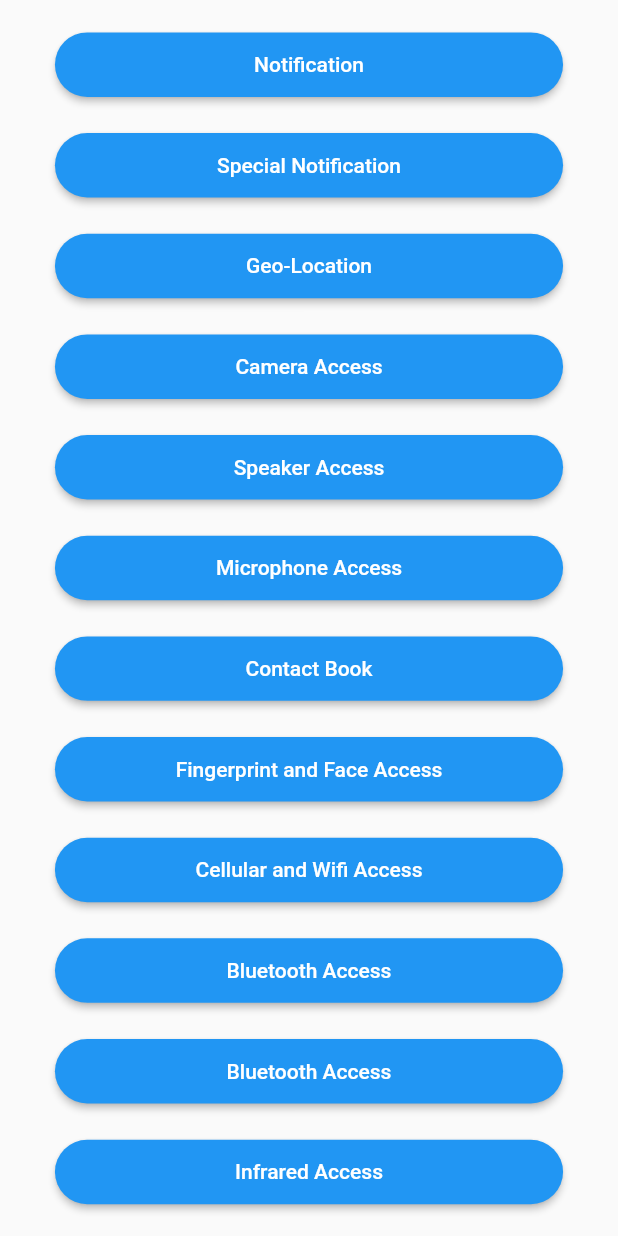
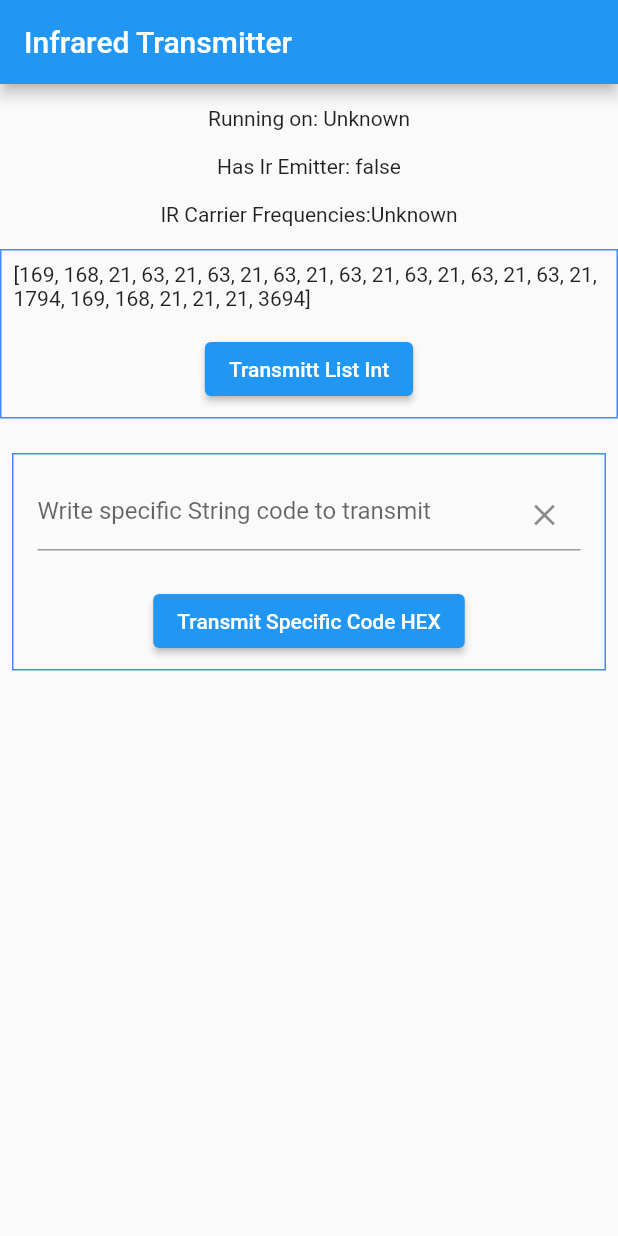
Before and after one commit to fakhrymubarak/flutter-fundamental-features, a Flutter app: the screen it shows after launch, after a tap on "Infrared Access", on a phone screen of 412 x 824 dp. Run offline on Flutter 3.47's test engine with Material 2 defaults, Android fonts, the phone set to English and light mode, and no system bars; our stand-ins replace audioplayers, camera, connectivity, contacts_service, flutter_blue, flutter_local_notifications and 6 more; missing offline and left inert: flutter_sound, flutter_sound_platform_interface, ir_sensor_plugin.

Commit message:
feat: infra red access

```diff
--- a/lib/routes/routes.dart
+++ b/lib/routes/routes.dart
@@ -8,6 +8,7 @@ import 'package:rpl_apps_flutter/views/contact_page.dart';
 import 'package:rpl_apps_flutter/views/biometrics_page.dart';
 import 'package:rpl_apps_flutter/views/geo_locator_page.dart';
 import 'package:rpl_apps_flutter/views/home_page.dart';
+import 'package:rpl_apps_flutter/views/ir_sensor_page.dart';
 import 'package:rpl_apps_flutter/views/mic_page.dart';
 
 import 'binding/geo_locator_binding.dart';
@@ -34,6 +35,7 @@ class Routes {
     GetPage(name: '/contact', page: () => const ContactListPage()),
     GetPage(name: '/biometrics', page: () => const BiometricsPage()),
     GetPage(name: '/connectivity', page: () => const ConnectivityPage()),
-    GetPage(name: '/bluetooth', page: () => BluetoothPage()),
+    GetPage(name: '/bluetooth', page: () => const BluetoothPage()),
+    GetPage(name: '/ir', page: () => const IrSensorPage()),
   ];
 }
--- a/lib/views/home_page.dart
+++ b/lib/views/home_page.dart
@@ -67,7 +67,7 @@ class _HomePageState extends State<HomePage> {
                 child: Column(
                   mainAxisAlignment: MainAxisAlignment.start,
                   children: <Widget>[
-                    SizedBox(height: 16.h),
+                    SizedBox(height: 4.h),
                     ElevatedButton(
                       style: buttonPrimaryLarge,
                       onPressed: () {
@@ -78,7 +78,7 @@ class _HomePageState extends State<HomePage> {
                         child: const Text('Notification'),
                       ),
                     ),
-                    SizedBox(height: 16.h),
+                    SizedBox(height: 4.h),
                     ElevatedButton(
                       style: buttonPrimaryLarge,
                       onPressed: () {
@@ -89,7 +89,7 @@ class _HomePageState extends State<HomePage> {
                         child: const Text('Special Notification'),
                       ),
                     ),
-                    SizedBox(height: 16.h),
+                    SizedBox(height: 4.h),
                     ElevatedButton(
                       style: buttonPrimaryLarge,
                       onPressed: () {
@@ -100,7 +100,7 @@ class _HomePageState extends State<HomePage> {
                         child: const Text('Geo-Location'),
                       ),
                     ),
-                    SizedBox(height: 16.h),
+                    SizedBox(height: 4.h),
                     ElevatedButton(
                       style: buttonPrimaryLarge,
                       onPressed: () {
@@ -111,7 +111,7 @@ class _HomePageState extends State<HomePage> {
                         child: const Text('Camera Access'),
                       ),
                     ),
-                    SizedBox(height: 16.h),
+                    SizedBox(height: 4.h),
                     ElevatedButton(
                       style: buttonPrimaryLarge,
                       onPressed: () {
@@ -122,7 +122,7 @@ class _HomePageState extends State<HomePage> {
                         child: const Text('Speaker Access'),
                       ),
                     ),
-                    SizedBox(height: 16.h),
+                    SizedBox(height: 4.h),
                     ElevatedButton(
                       style: buttonPrimaryLarge,
                       onPressed: () {
@@ -133,7 +133,7 @@ class _HomePageState extends State<HomePage> {
                         child: const Text('Microphone Access'),
                       ),
                     ),
-                    SizedBox(height: 16.h),
+                    SizedBox(height: 4.h),
                     ElevatedButton(
                       style: buttonPrimaryLarge,
                       onPressed: () {
@@ -144,7 +144,7 @@ class _HomePageState extends State<HomePage> {
                         child: const Text('Contact Book'),
                       ),
                     ),
-                    SizedBox(height: 16.h),
+                    SizedBox(height: 4.h),
                     ElevatedButton(
                       style: buttonPrimaryLarge,
                       onPressed: () {
@@ -155,7 +155,7 @@ class _HomePageState extends State<HomePage> {
                         child: const Text('Fingerprint and Face Access'),
                       ),
                     ),
-                    SizedBox(height: 16.h),
+                    SizedBox(height: 4.h),
                     ElevatedButton(
                       style: buttonPrimaryLarge,
                       onPressed: () {
@@ -166,7 +166,7 @@ class _HomePageState extends State<HomePage> {
                         child: const Text('Cellular and Wifi Access'),
                       ),
                     ),
-                    SizedBox(height: 16.h),
+                    SizedBox(height: 4.h),
                     ElevatedButton(
                       style: buttonPrimaryLarge,
                       onPressed: () {
@@ -177,29 +177,18 @@ class _HomePageState extends State<HomePage> {
                         child: const Text('Bluetooth Access'),
                       ),
                     ),
-                    SizedBox(height: 16.h),
+                    SizedBox(height: 4.h),
                     ElevatedButton(
                       style: buttonPrimaryLarge,
                       onPressed: () {
-                        Get.toNamed('/bluetooth');
-                      },
-                      child: Padding(
-                        padding: EdgeInsets.fromLTRB(20.w, 10.h, 20.w, 10.h),
-                        child: const Text('Bluetooth Access'),
-                      ),
-                    ),
-                    SizedBox(height: 16.h),
-                    ElevatedButton(
-                      style: buttonPrimaryLarge,
-                      onPressed: () {
-                        _incrementCounter();
+                        Get.toNamed('/ir');
                       },
                       child: Padding(
                         padding: EdgeInsets.fromLTRB(20.w, 10.h, 20.w, 10.h),
                         child: const Text('Infrared Access'),
                       ),
                     ),
-                    SizedBox(height: 16.h),
+                    SizedBox(height: 4.h),
                     ElevatedButton(
                       style: buttonPrimaryLarge,
                       onPressed: () {
@@ -210,7 +199,7 @@ class _HomePageState extends State<HomePage> {
                         child: const Text('NFC Access'),
                       ),
                     ),
-                    SizedBox(height: 16.h),
+                    SizedBox(height: 4.h),
                     ElevatedButton(
                       style: buttonPrimaryLarge,
                       onPressed: () {
@@ -221,7 +210,7 @@ class _HomePageState extends State<HomePage> {
                         child: const Text('Accelerometer Access'),
                       ),
                     ),
-                    SizedBox(height: 16.h),
+                    SizedBox(height: 4.h),
                     ElevatedButton(
                       style: buttonPrimaryLarge,
                       onPressed: () {
@@ -232,7 +221,7 @@ class _HomePageState extends State<HomePage> {
                         child: const Text('Magnetometer Access'),
                       ),
                     ),
-                    SizedBox(height: 16.h),
+                    SizedBox(height: 4.h),
                     ElevatedButton(
                       style: buttonPrimaryLarge,
                       onPressed: () {
@@ -243,7 +232,7 @@ class _HomePageState extends State<HomePage> {
                         child: const Text('Gyroscope Access'),
                       ),
                     ),
-                    SizedBox(height: 16.h),
+                    SizedBox(height: 4.h),
                     ElevatedButton(
                       style: buttonPrimaryLarge,
                       onPressed: () {
@@ -254,7 +243,7 @@ class _HomePageState extends State<HomePage> {
                         child: const Text('Data Cellular Access'),
                       ),
                     ),
-                    SizedBox(height: 16.h),
+                    SizedBox(height: 4.h),
                     ElevatedButton(
                       style: buttonPrimaryLarge,
                       onPressed: () {
@@ -265,7 +254,7 @@ class _HomePageState extends State<HomePage> {
                         child: const Text('Device Serial Number'),
                       ),
                     ),
-                    SizedBox(height: 16.h),
+                    SizedBox(height: 4.h),
                     ElevatedButton(
                       style: buttonPrimaryLarge,
                       onPressed: () {
@@ -276,7 +265,7 @@ class _HomePageState extends State<HomePage> {
                         child: const Text('IMEI Access'),
                       ),
                     ),
-                    SizedBox(height: 16.h),
+                    SizedBox(height: 4.h),
                     ElevatedButton(
                       style: buttonPrimaryLarge,
                       onPressed: () {
--- /dev/null
+++ b/lib/views/ir_sensor_page.dart
@@ -0,0 +1,196 @@
+import 'dart:async';
+
+import 'package:flutter/material.dart';
+import 'package:flutter/services.dart';
+import 'package:ir_sensor_plugin/ir_sensor_plugin.dart';
+
+class IrSensorPage extends StatefulWidget {
+  const IrSensorPage({Key? key}) : super(key: key);
+
+  @override
+  _IrSensorPageState createState() => _IrSensorPageState();
+}
+
+class _IrSensorPageState extends State<IrSensorPage> {
+  String _platformVersion = 'Unknown';
+  bool _hasIrEmitter = false;
+  String _getCarrierFrequencies = 'Unknown';
+
+  var power = [
+    169,
+    168,
+    21,
+    63,
+    21,
+    63,
+    21,
+    63,
+    21,
+    63,
+    21,
+    63,
+    21,
+    63,
+    21,
+    63,
+    21,
+    1794,
+    169,
+    168,
+    21,
+    21,
+    21,
+    3694
+  ];
+
+  @override
+  void initState() {
+    super.initState();
+    initPlatformState();
+  }
+
+  // Platform messages are asynchronous, so we initialize in an async method.
+  Future<void> initPlatformState() async {
+    String platformVersion;
+    bool hasIrEmitter;
+    String getCarrierFrequencies;
+
+    // Platform messages may fail, so we use a try/catch PlatformException.
+    try {
+      platformVersion = await IrSensorPlugin.platformVersion;
+      hasIrEmitter = await IrSensorPlugin.hasIrEmitter;
+      getCarrierFrequencies = await IrSensorPlugin.getCarrierFrequencies;
+    } on PlatformException {
+      platformVersion = 'Failed to get data in a platform.';
+      hasIrEmitter = false;
+      getCarrierFrequencies = 'None';
+    }
+
+    // If the widget was removed from the tree while the asynchronous platform
+    // message was in flight, we want to discard the reply rather than calling
+    // setState to update our non-existent appearance.
+    if (!mounted) return;
+
+    setState(() {
+      _platformVersion = platformVersion;
+      _hasIrEmitter = hasIrEmitter;
+      _getCarrierFrequencies = getCarrierFrequencies;
+    });
+  }
+
+  @override
+  Widget build(BuildContext context) {
+    return MaterialApp(
+      home: Scaffold(
+        appBar: AppBar(
+          title: const Text('Infrared Transmitter'),
+        ),
+        body: Center(
+          child: Column(
+            children: [
+              const SizedBox(
+                height: 15.0,
+              ),
+              Text('Running on: $_platformVersion\n'),
+              Text('Has Ir Emitter: $_hasIrEmitter\n'),
+              Text('IR Carrier Frequencies:$_getCarrierFrequencies'),
+              const SizedBox(
+                height: 15.0,
+              ),
+              Container(
+                decoration:
+                    BoxDecoration(border: Border.all(color: Colors.blueAccent)),
+                child: Padding(
+                  padding: const EdgeInsets.all(8.0),
+                  child: Column(
+                    children: [
+                      Text(power.toString()),
+                      const SizedBox(
+                        height: 15.0,
+                      ),
+                      ElevatedButton(
+                        onPressed: () async {
+                          final String result =
+                              await IrSensorPlugin.transmitListInt(list: power);
+                          debugPrint('Emitting  List Int Signal: $result');
+                        },
+                        child: Text('Transmitt List Int'),
+                      ),
+                    ],
+                  ),
+                ),
+              ),
+              const SizedBox(
+                height: 15.0,
+              ),
+              Padding(
+                padding: const EdgeInsets.all(8.0),
+                child: Container(
+                  decoration: BoxDecoration(
+                      border: Border.all(color: Colors.blueAccent)),
+                  child: Padding(
+                    padding: const EdgeInsets.all(8.0),
+                    child: FormSpecificCode(),
+                  ),
+                ),
+              ),
+            ],
+          ),
+        ),
+      ),
+    );
+  }
+}
+
+class FormSpecificCode extends StatelessWidget {
+  final _formKey = GlobalKey<FormState>();
+  final _textController = TextEditingController();
+
+  @override
+  Widget build(BuildContext context) {
+    return Column(children: [
+      Form(
+          key: _formKey,
+          child: Column(children: <Widget>[
+            Padding(
+              padding: const EdgeInsets.all(8.0),
+              child: TextFormField(
+                key: Key('textField_code_hex'),
+                decoration: InputDecoration(
+                  hintText: 'Write specific String code to transmit',
+                  suffixIcon: IconButton(
+                    onPressed: () => _textController.clear(),
+                    icon: Icon(Icons.clear),
+                  ),
+                ),
+                controller: _textController,
+                validator: (value) {
+                  if (value == null || value.isEmpty) {
+                    return 'Write the code to transmit';
+                  }
+                  return null;
+                },
+              ),
+            )
+          ])),
+      Container(
+        height: 15.0,
+      ),
+      ElevatedButton(
+        key: Key('key_buttom_hex'),
+        onPressed: () async {
+          final validate = _formKey.currentState?.validate() ?? false;
+          if (validate) {
+            final String result = await IrSensorPlugin.transmitString(
+                pattern: _textController.text);
+            if (result.contains('Emitting')) {
+              ScaffoldMessenger.of(context).showSnackBar(SnackBar(
+                  content: Text('Broadcasting... ${_textController.text}')));
+            }
+          }
+        },
+        child: Text('Transmit Specific Code HEX'),
+      )
+    ]);
+  }
+}
--- a/pubspec.yaml
+++ b/pubspec.yaml
@@ -63,6 +63,7 @@ dev_dependencies:
   local_auth: ^1.1.9
   connectivity: ^3.0.6
   flutter_blue: ^0.8.0
+  ir_sensor_plugin: ^0.2.0
 # For information on the generic Dart part of this file, see the
 # following page: https://dart.dev/tools/pub/pubspec
 
```
Also changed, not shown: pubspec.lock, 1 other file.
